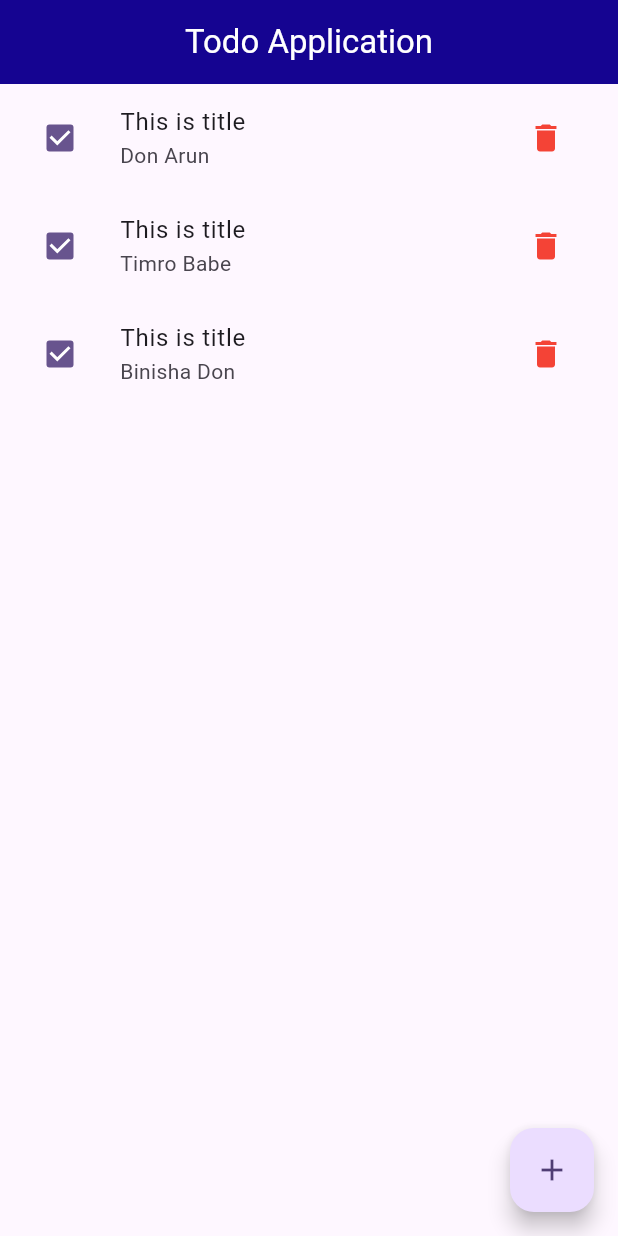
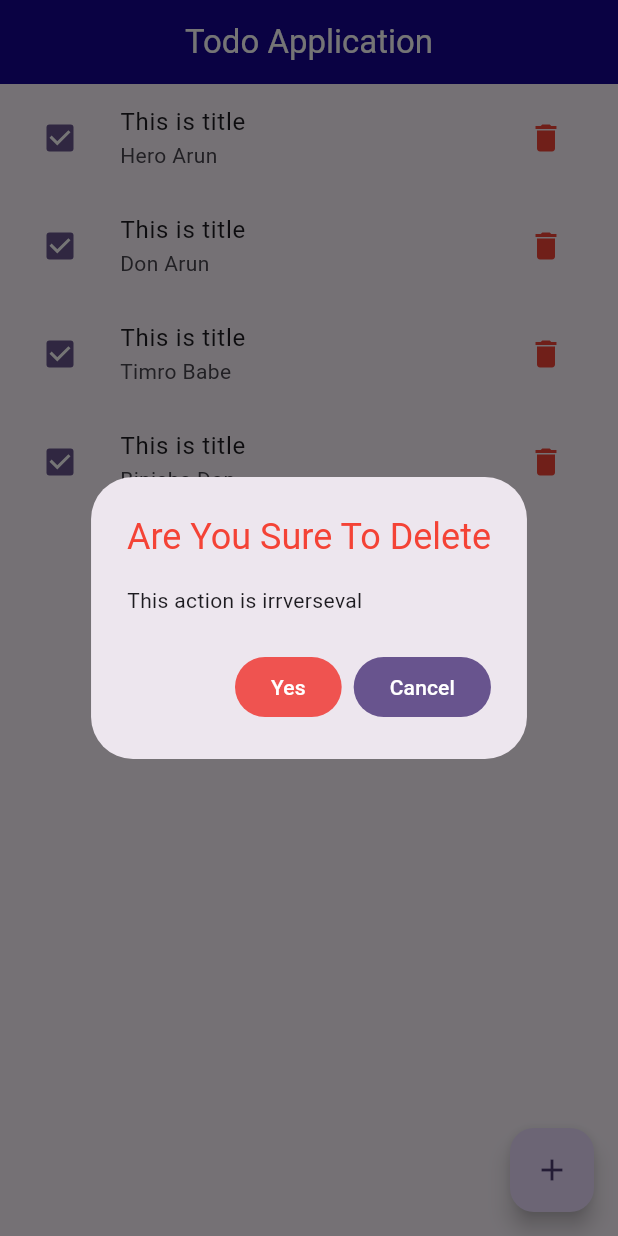
Before and after one commit to ArunPandeyLaudari/Todo_App-Flutter-, a Flutter app: the screen it shows after launch, after a tap on the "delete" icon, on a phone screen of 412 x 824 dp. Run offline on Flutter 3.47's test engine with Material 3 defaults, Android fonts, the phone set to English and light mode, and no system bars.

Commit message:
Todo Completed:

```diff
--- a/lib/homepage.dart
+++ b/lib/homepage.dart
@@ -51,7 +51,12 @@ class _TodoApplicationState extends State<TodoApplication> {
         backgroundColor: const Color.fromARGB(255, 21, 4, 145),
         centerTitle: true,
       ),
-      body: ListView.builder(
+      body:widget.todos.isEmpty ?
+       Center(
+        child: Text("Ooops No Any Todo List"),
+       )
+       :
+       ListView.builder(
         itemCount: widget.todos.length,
         itemBuilder: (ctx, i) {
           return ListTile(
@@ -67,9 +72,44 @@ class _TodoApplicationState extends State<TodoApplication> {
             subtitle: Text(widget.todos[i].description),
             trailing: IconButton(
               onPressed: () {
-                setState(() {
-                  widget.todos.remove(widget.todos[i]);
-                });
+               showDialog(context: context, builder: (context) {
+                 return AlertDialog(
+                  title: Text("Are You Sure To Delete",style: TextStyle(color: Colors.red),),
+                  content: Text("This action is irrverseval"),
+                  actions: [
+                    FilledButton.tonal
+                    (
+                      style: FilledButton.styleFrom(
+                        backgroundColor: Colors.red.shade400,
+                        foregroundColor: Colors.white,
+                      ),
+                      onPressed: () {
+
+                        setState(() {
+                          widget.todos.remove(widget.todos[i]);
+
+                        });
+
+                        ScaffoldMessenger.of(context).showSnackBar(SnackBar
+                        (
+                          backgroundColor: Colors.green.shade500,behavior: SnackBarBehavior.floating,duration: Duration(seconds: 3),showCloseIcon:true ,
+
+                          content: Text("Successfully Deleted")));
+                        Navigator.of(context).pop();
+
+
+
+                    }, child: Text("Yes")),
+
+                    FilledButton(onPressed: (){
+                          Navigator.of(context).pop();
+
+                    }, child: Text("Cancel"))
+
+
+                  ],
+                 );
+               },);
               },
               icon:Icon(Icons.delete),
               color: Colors.red,
```
